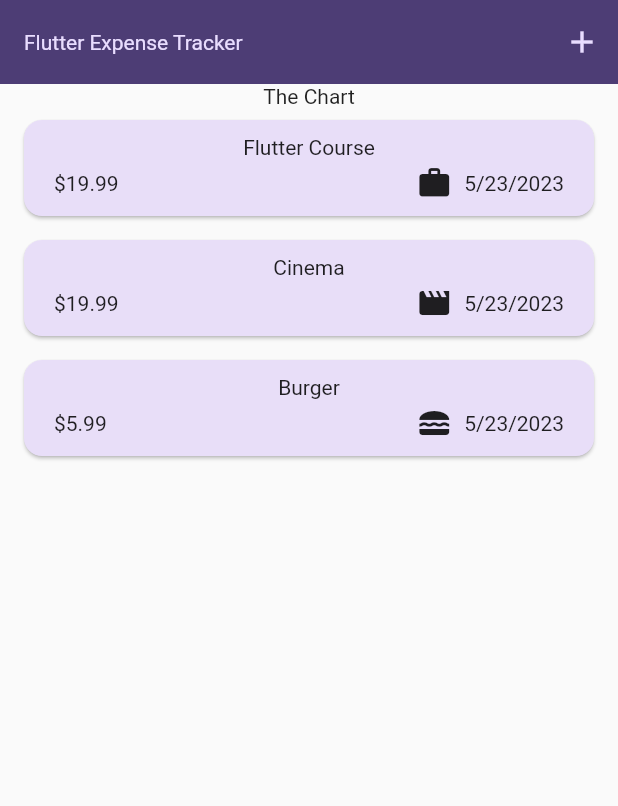
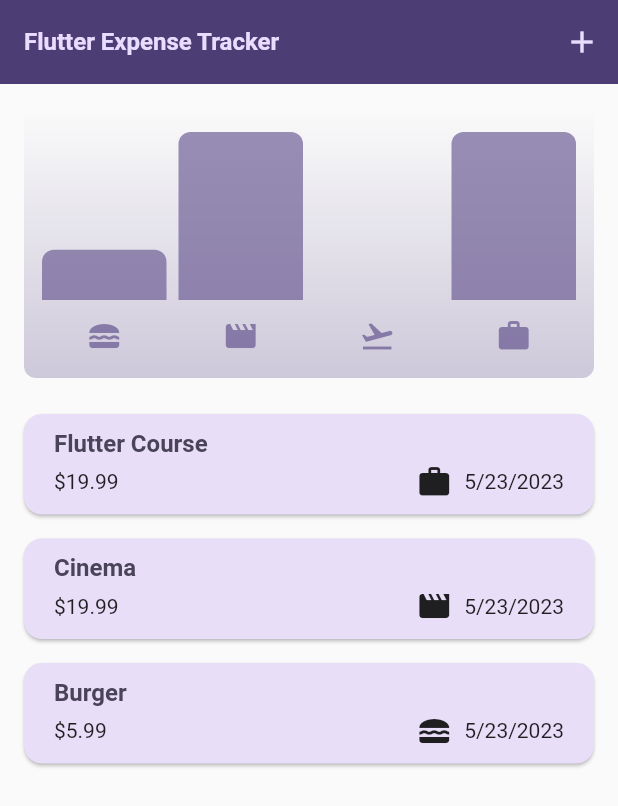
Before and after one commit to ashikahmedfahim/Flutter-Expense-Tracker, a Flutter app: the screen it shows after launch, on a phone screen of 412 x 824 dp. Shown: the top 806 px of the screen. Run offline on Flutter 3.47's test engine with Material 2 defaults, Android fonts, the phone set to English and light mode, and no system bars.

Commit message:
chart added

```diff
--- a/lib/expenses.dart
+++ b/lib/expenses.dart
@@ -1,4 +1,5 @@
 import 'package:expense_tracker_app/model/expense.dart';
+import 'package:expense_tracker_app/widget/chart/chart.dart';
 import 'package:expense_tracker_app/widget/expenses_list/expenses_list.dart';
 import 'package:expense_tracker_app/widget/new_expense.dart';
 import 'package:flutter/material.dart';
@@ -34,6 +35,7 @@ class _ExpensesState extends State<Expenses> {
 
   void _openAddExpenseOverlay() {
     showModalBottomSheet(
+      useSafeArea: true,
       isScrollControlled: true,
       context: context,
       builder: (ctx) => NewExpense(addExpense: _addExpense),
@@ -88,7 +90,10 @@ class _ExpensesState extends State<Expenses> {
         ],
       ),
       body: Column(
-        children: [const Text('The Chart'), Expanded(child: content)],
+        children: [
+          Chart(expenses: _registeredExpenses),
+          Expanded(child: content),
+        ],
       ),
     );
   }
--- a/lib/main.dart
+++ b/lib/main.dart
@@ -1,13 +1,91 @@
 import 'package:expense_tracker_app/expenses.dart';
 import 'package:flutter/material.dart';
+import 'package:flutter/services.dart';
 
-var kColorScheme =
-    ColorScheme.fromSeed(seedColor: const Color.fromARGB(255, 96, 59, 181));
+var kColorScheme = ColorScheme.fromSeed(
+  seedColor: const Color.fromARGB(255, 96, 59, 181),
+);
+
+var kDarkColorScheme = ColorScheme.fromSeed(
+  seedColor: const Color.fromARGB(255, 5, 99, 125),
+  brightness: Brightness.dark,
+);
 
 void main() {
+  // WidgetsFlutterBinding.ensureInitialized();
+  // SystemChrome.setPreferredOrientations(
+  //   [DeviceOrientation.portraitUp],
+  // ).then((value) {
+  //   runApp(
+  //     MaterialApp(
+  //       debugShowCheckedModeBanner: false,
+  //       darkTheme: ThemeData.dark().copyWith(
+  //         useMaterial3: true,
+  //         colorScheme: kDarkColorScheme,
+  //         cardTheme: const CardTheme().copyWith(
+  //           color: kDarkColorScheme.secondaryContainer,
+  //           margin: const EdgeInsets.symmetric(
+  //             horizontal: 16,
+  //             vertical: 8,
+  //           ),
+  //         ),
+  //         elevatedButtonTheme: ElevatedButtonThemeData(
+  //           style: ElevatedButton.styleFrom(
+  //             backgroundColor: kDarkColorScheme.primaryContainer,
+  //             foregroundColor: kDarkColorScheme.onPrimaryContainer,
+  //           ),
+  //         ),
+  //       ),
+  //       theme: ThemeData().copyWith(
+  //         useMaterial3: true,
+  //         colorScheme: kColorScheme,
+  //         appBarTheme: const AppBarTheme().copyWith(
+  //           backgroundColor: kColorScheme.onPrimaryContainer,
+  //           foregroundColor: kColorScheme.primaryContainer,
+  //         ),
+  //         cardTheme: const CardTheme().copyWith(
+  //           color: kColorScheme.secondaryContainer,
+  //           margin: const EdgeInsets.symmetric(
+  //             horizontal: 16,
+  //             vertical: 8,
+  //           ),
+  //         ),
+  //         elevatedButtonTheme: ElevatedButtonThemeData(
+  //           style: ElevatedButton.styleFrom(
+  //               backgroundColor: kColorScheme.primaryContainer),
+  //         ),
+  //         textTheme: ThemeData().textTheme.copyWith(
+  //               titleLarge: TextStyle(
+  //                 fontWeight: FontWeight.bold,
+  //                 color: kColorScheme.onSecondaryContainer,
+  //                 fontSize: 16,
+  //               ),
+  //             ),
+  //       ),
+  //       home: const Expenses(),
+  //     ),
+  //   );
+  // });
   runApp(
     MaterialApp(
       debugShowCheckedModeBanner: false,
+      darkTheme: ThemeData.dark().copyWith(
+        useMaterial3: true,
+        colorScheme: kDarkColorScheme,
+        cardTheme: const CardTheme().copyWith(
+          color: kDarkColorScheme.secondaryContainer,
+          margin: const EdgeInsets.symmetric(
+            horizontal: 16,
+            vertical: 8,
+          ),
+        ),
+        elevatedButtonTheme: ElevatedButtonThemeData(
+          style: ElevatedButton.styleFrom(
+            backgroundColor: kDarkColorScheme.primaryContainer,
+            foregroundColor: kDarkColorScheme.onPrimaryContainer,
+          ),
+        ),
+      ),
       theme: ThemeData().copyWith(
         useMaterial3: true,
         colorScheme: kColorScheme,
@@ -28,9 +106,10 @@ void main() {
         ),
         textTheme: ThemeData().textTheme.copyWith(
               titleLarge: TextStyle(
-                  fontWeight: FontWeight.normal,
-                  color: kColorScheme.onSecondaryContainer,
-                  fontSize: 14),
+                fontWeight: FontWeight.bold,
+                color: kColorScheme.onSecondaryContainer,
+                fontSize: 16,
+              ),
             ),
       ),
       home: const Expenses(),
--- a/lib/model/expense.dart
+++ b/lib/model/expense.dart
@@ -32,3 +32,26 @@ class Expense {
     return formatter.format(date);
   }
 }
+
+class ExpenseBucket {
+  ExpenseBucket({
+    required this.category,
+    required this.expenses,
+  });
+
+  ExpenseBucket.forCategory(List<Expense> allExpenses, this.category)
+      : expenses = allExpenses
+            .where((expense) => expense.category == category)
+            .toList();
+
+  final Category category;
+  final List<Expense> expenses;
+
+  double get totalExpenses {
+    double total = 0;
+    for (final expense in expenses) {
+      total += expense.amount;
+    }
+    return total;
+  }
+}
--- /dev/null
+++ b/lib/widget/chart/chart.dart
@@ -0,0 +1,94 @@
+import 'package:flutter/material.dart';
+import 'package:expense_tracker_app/model/expense.dart';
+import 'package:expense_tracker_app/widget/chart/chart_bar.dart';
+
+class Chart extends StatelessWidget {
+  const Chart({super.key, required this.expenses});
+
+  final List<Expense> expenses;
+
+  List<ExpenseBucket> get buckets {
+    return [
+      ExpenseBucket.forCategory(expenses, Category.food),
+      ExpenseBucket.forCategory(expenses, Category.leisure),
+      ExpenseBucket.forCategory(expenses, Category.travel),
+      ExpenseBucket.forCategory(expenses, Category.work),
+    ];
+  }
+
+  double get maxTotalExpense {
+    double maxTotalExpense = 0;
+
+    for (final bucket in buckets) {
+      if (bucket.totalExpenses > maxTotalExpense) {
+        maxTotalExpense = bucket.totalExpenses;
+      }
+    }
+
+    return maxTotalExpense;
+  }
+
+  @override
+  Widget build(BuildContext context) {
+    final isDarkMode =
+        MediaQuery.of(context).platformBrightness == Brightness.dark;
+    return Container(
+      margin: const EdgeInsets.all(16),
+      padding: const EdgeInsets.symmetric(
+        vertical: 16,
+        horizontal: 8,
+      ),
+      width: double.infinity,
+      height: 180,
+      decoration: BoxDecoration(
+        borderRadius: BorderRadius.circular(8),
+        gradient: LinearGradient(
+          colors: [
+            Theme.of(context).colorScheme.primary.withOpacity(0.3),
+            Theme.of(context).colorScheme.primary.withOpacity(0.0)
+          ],
+          begin: Alignment.bottomCenter,
+          end: Alignment.topCenter,
+        ),
+      ),
+      child: Column(
+        children: [
+          Expanded(
+            child: Row(
+              crossAxisAlignment: CrossAxisAlignment.end,
+              children: [
+                for (final bucket in buckets) // alternative to map()
+                  ChartBar(
+                    fill: bucket.totalExpenses == 0
+                        ? 0
+                        : bucket.totalExpenses / maxTotalExpense,
+                  )
+              ],
+            ),
+          ),
+          const SizedBox(height: 12),
+          Row(
+            children: buckets
+                .map(
+                  (bucket) => Expanded(
+                    child: Padding(
+                      padding: const EdgeInsets.symmetric(horizontal: 4),
+                      child: Icon(
+                        categoryIcons[bucket.category],
+                        color: isDarkMode
+                            ? Theme.of(context).colorScheme.secondary
+                            : Theme.of(context)
+                                .colorScheme
+                                .primary
+                                .withOpacity(0.7),
+                      ),
+                    ),
+                  ),
+                )
+                .toList(),
+          )
+        ],
+      ),
+    );
+  }
+}
--- /dev/null
+++ b/lib/widget/chart/chart_bar.dart
@@ -0,0 +1,34 @@
+import 'package:flutter/material.dart';
+
+class ChartBar extends StatelessWidget {
+  const ChartBar({
+    super.key,
+    required this.fill,
+  });
+
+  final double fill;
+
+  @override
+  Widget build(BuildContext context) {
+    final isDarkMode =
+        MediaQuery.of(context).platformBrightness == Brightness.dark;
+    return Expanded(
+      child: Padding(
+        padding: const EdgeInsets.symmetric(horizontal: 4),
+        child: FractionallySizedBox(
+          heightFactor: fill,
+          child: DecoratedBox(
+            decoration: BoxDecoration(
+              shape: BoxShape.rectangle,
+              borderRadius:
+                  const BorderRadius.vertical(top: Radius.circular(8)),
+              color: isDarkMode
+                  ? Theme.of(context).colorScheme.secondary
+                  : Theme.of(context).colorScheme.primary.withOpacity(0.65),
+            ),
+          ),
+        ),
+      ),
+    );
+  }
+}
--- a/lib/widget/expenses_list/expense_item.dart
+++ b/lib/widget/expenses_list/expense_item.dart
@@ -15,8 +15,12 @@ class ExpenseItem extends StatelessWidget {
           vertical: 10,
         ),
         child: Column(
+          crossAxisAlignment: CrossAxisAlignment.start,
           children: [
-            Text(expense.title),
+            Text(
+              expense.title,
+              style: Theme.of(context).textTheme.titleLarge,
+            ),
             const SizedBox(
               height: 4,
             ),
--- a/lib/widget/expenses_list/expenses_list.dart
+++ b/lib/widget/expenses_list/expenses_list.dart
@@ -17,6 +17,12 @@ class ExpensesList extends StatelessWidget {
       itemBuilder: (ctx, index) {
         return Dismissible(
           key: ValueKey(expenses[index]),
+          background: Container(
+            color: Theme.of(context).colorScheme.error.withOpacity(0.75),
+            margin: EdgeInsets.symmetric(
+              horizontal: Theme.of(context).cardTheme.margin!.horizontal,
+            ),
+          ),
           onDismissed: (direction) {
             removeExpense(expenses[index]);
           },
```
